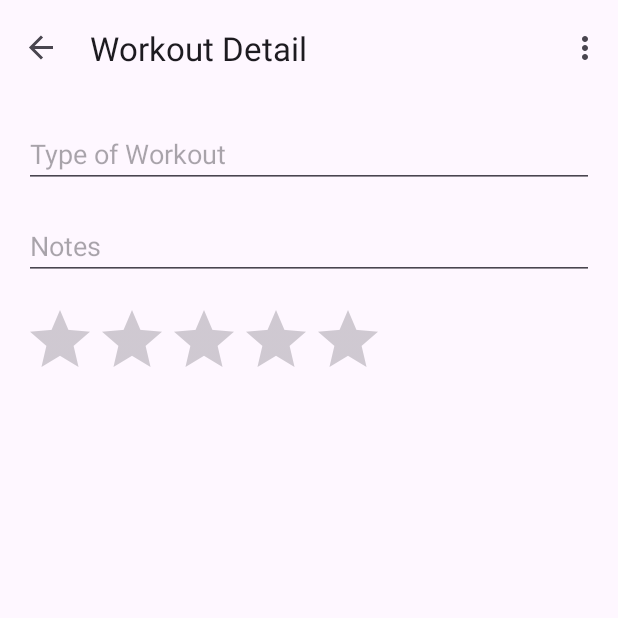
After one commit to nelscart/CS-492-Final-Project, an Android app: the WorkoutDetailFragment screen opened through its navigation route, on a phone screen of 412 x 824 dp, the top half of it. The commit adds this screen. Run offline under Robolectric (Android 15) with nearby library versions, the phone set to English and light mode, and no system bars; our stand-ins replace navigation-ui.

Commit message:
Made cards clickable and started Log Page

```diff
--- a/app/src/main/java/edu/oregonstate/cs492/githubsearchwithsettings/ui/HomePageAdapter.kt
+++ b/app/src/main/java/edu/oregonstate/cs492/githubsearchwithsettings/ui/HomePageAdapter.kt
@@ -5,10 +5,15 @@ import android.view.LayoutInflater
 import android.view.View
 import android.view.ViewGroup
 import android.widget.TextView
+import androidx.navigation.fragment.findNavController
 import androidx.recyclerview.widget.RecyclerView
 import edu.oregonstate.cs492.githubsearchwithsettings.R
+import androidx.navigation.fragment.findNavController
+import androidx.navigation.NavController
 
-class HomePageAdapter(private val dates: List<String>) : RecyclerView.Adapter<HomePageAdapter.ViewHolder>() {
+
+
+class HomePageAdapter(private val dates: List<String>, private val navController: NavController) : RecyclerView.Adapter<HomePageAdapter.ViewHolder>() {
 
     override fun onCreateViewHolder(parent: ViewGroup, viewType: Int): ViewHolder {
         val view = LayoutInflater.from(parent.context).inflate(R.layout.log_workout_item, parent, false)
@@ -18,6 +23,11 @@ class HomePageAdapter(private val dates: List<String>) : RecyclerView.Adapter<Ho
     override fun onBindViewHolder(holder: ViewHolder, position: Int) {
         val date = dates[position]
         holder.dateTextView.text = date
+        holder.itemView.setOnClickListener {
+            // Navigate to the workout detail fragment here
+            val action = HomePageFragmentDirections.navigateToWorkoutDetail()
+            navController.navigate(action)
+        }
     }
 
     override fun getItemCount(): Int {
--- a/app/src/main/java/edu/oregonstate/cs492/githubsearchwithsettings/ui/HomePageFragment.kt
+++ b/app/src/main/java/edu/oregonstate/cs492/githubsearchwithsettings/ui/HomePageFragment.kt
@@ -6,6 +6,7 @@ import android.view.LayoutInflater
 import android.view.View
 import android.view.ViewGroup
 import androidx.fragment.app.Fragment
+import androidx.navigation.fragment.findNavController
 import androidx.recyclerview.widget.LinearLayoutManager
 import androidx.recyclerview.widget.RecyclerView
 import edu.oregonstate.cs492.githubsearchwithsettings.R
@@ -27,7 +28,7 @@ class HomePageFragment : Fragment() {
         recyclerView.layoutManager = LinearLayoutManager(activity)
 
         val dates = generateDates()
-        adapter = HomePageAdapter(dates)
+        adapter = HomePageAdapter(dates, findNavController())
         recyclerView.adapter = adapter
 
         return rootView
--- /dev/null
+++ b/app/src/main/java/edu/oregonstate/cs492/githubsearchwithsettings/ui/WorkoutDetailFragment.kt
@@ -0,0 +1,17 @@
+package edu.oregonstate.cs492.githubsearchwithsettings.ui
+
+import android.os.Bundle
+import android.view.LayoutInflater
+import android.view.View
+import android.view.ViewGroup
+import androidx.fragment.app.Fragment
+import edu.oregonstate.cs492.githubsearchwithsettings.R
+
+class WorkoutDetailFragment : Fragment() {
+    override fun onCreateView(
+        inflater: LayoutInflater, container: ViewGroup?,
+        savedInstanceState: Bundle?
+    ): View? {
+        return inflater.inflate(R.layout.fragment_workout_detail, container, false)
+    }
+}
--- /dev/null
+++ b/app/src/main/res/layout/fragment_workout_detail.xml
@@ -0,0 +1,41 @@
+<?xml version="1.0" encoding="utf-8"?>
+<androidx.constraintlayout.widget.ConstraintLayout xmlns:android="http://schemas.android.com/apk/res/android"
+    xmlns:app="http://schemas.android.com/apk/res-auto"
+    android:layout_width="match_parent"
+    android:layout_height="match_parent">
+
+    <!-- Workout Type Input -->
+    <EditText
+        android:id="@+id/editText_workout_type"
+        android:layout_width="0dp"
+        android:layout_height="wrap_content"
+        android:hint="Type of Workout"
+        app:layout_constraintStart_toStartOf="parent"
+        app:layout_constraintEnd_toEndOf="parent"
+        app:layout_constraintTop_toTopOf="parent"
+        android:layout_margin="16dp"/>
+
+    <!-- Notes Input -->
+    <EditText
+        android:id="@+id/editText_notes"
+        android:layout_width="0dp"
+        android:layout_height="wrap_content"
+        android:hint="Notes"
+        app:layout_constraintStart_toStartOf="parent"
+        app:layout_constraintEnd_toEndOf="parent"
+        app:layout_constraintTop_toBottomOf="@id/editText_workout_type"
+        android:layout_margin="16dp"/>
+
+    <!-- Rating Section -->
+    <RatingBar
+        android:id="@+id/ratingBar"
+        android:layout_width="wrap_content"
+        android:layout_height="wrap_content"
+        android:numStars="5"
+        android:stepSize="1"
+        app:layout_constraintStart_toStartOf="parent"
+        app:layout_constraintTop_toBottomOf="@id/editText_notes"
+        android:layout_marginStart="16dp"
+        android:layout_marginTop="16dp"/>
+
+</androidx.constraintlayout.widget.ConstraintLayout>
--- a/app/src/main/res/layout/log_workout_item.xml
+++ b/app/src/main/res/layout/log_workout_item.xml
@@ -4,7 +4,7 @@
     xmlns:app="http://schemas.android.com/apk/res-auto"
     android:layout_width="match_parent"
     android:layout_height="wrap_content"
-    android:layout_margin="8dp"
+    android:layout_margin="4dp"
     app:cardCornerRadius="8dp"
     app:cardElevation="4dp">
 
--- a/app/src/main/res/navigation/main_nav_graph.xml
+++ b/app/src/main/res/navigation/main_nav_graph.xml
@@ -35,8 +35,22 @@
     <fragment
         android:id="@+id/home_page_fragment"
         android:name="edu.oregonstate.cs492.githubsearchwithsettings.ui.HomePageFragment"
-        android:label="Home Page"
-        />
+        android:label="Log Your Workout!"
+        >
+
+        <action
+            android:id="@+id/navigate_to_workout_detail"
+            app:destination="@id/workout_detail_fragment" />
+
+    </fragment>
+
+    <fragment
+        android:id="@+id/workout_detail_fragment"
+        android:name="edu.oregonstate.cs492.githubsearchwithsettings.ui.WorkoutDetailFragment"
+        android:label="Workout Detail">
+        <!-- Add any arguments if needed -->
+    </fragment>
+
 
 
 </navigation>
```
